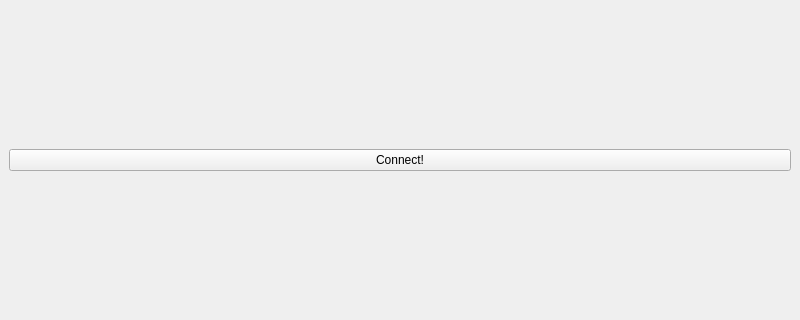
The window that client/mainwindow.ui (gravoo/hello_qt) describes before a commit, drawn with Qt 5; both pictures show x 0 to 800 and y 129 to 449 of the 800 by 600 pixel window.
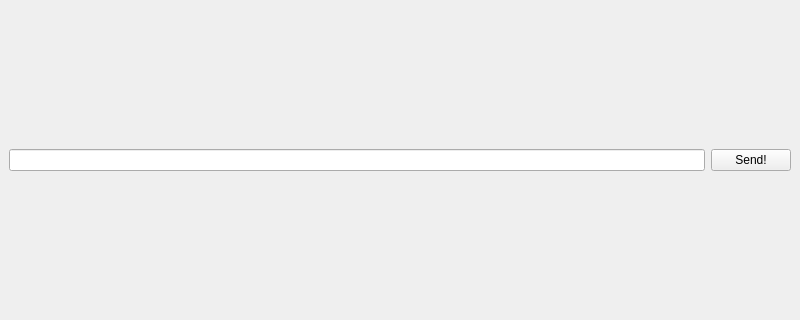
The same window after the commit.

Commit message: add text box for sending data to server defined by user

Patch:
```diff
--- a/client/mainwindow.ui
+++ b/client/mainwindow.ui
@@ -14,11 +14,14 @@
    <string>MainWindow</string>
   </property>
   <widget class="QWidget" name="centralwidget">
-   <layout class="QGridLayout" name="gridLayout">
-    <item row="0" column="0">
+   <layout class="QHBoxLayout" name="horizontalLayout">
+    <item>
+     <widget class="QLineEdit" name="lineEdit"/>
+    </item>
+    <item>
      <widget class="QPushButton" name="pushButton">
       <property name="text">
-       <string>Connect!</string>
+       <string>Send!</string>
       </property>
      </widget>
     </item>
```
The commit also changes 2 other files.
